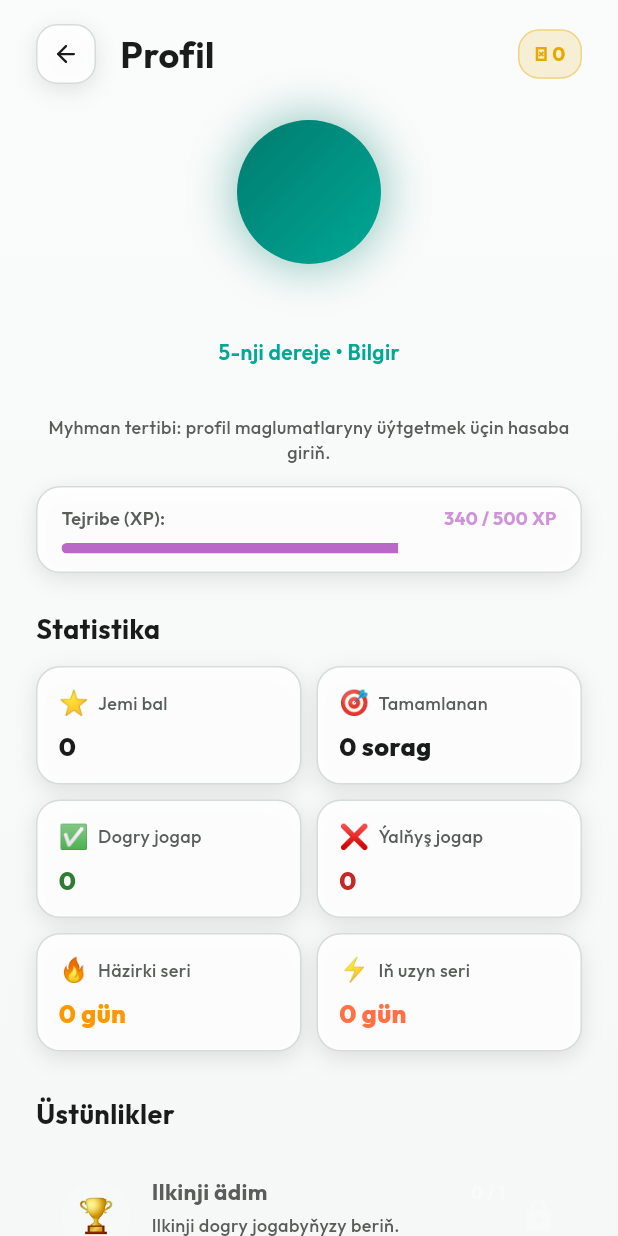
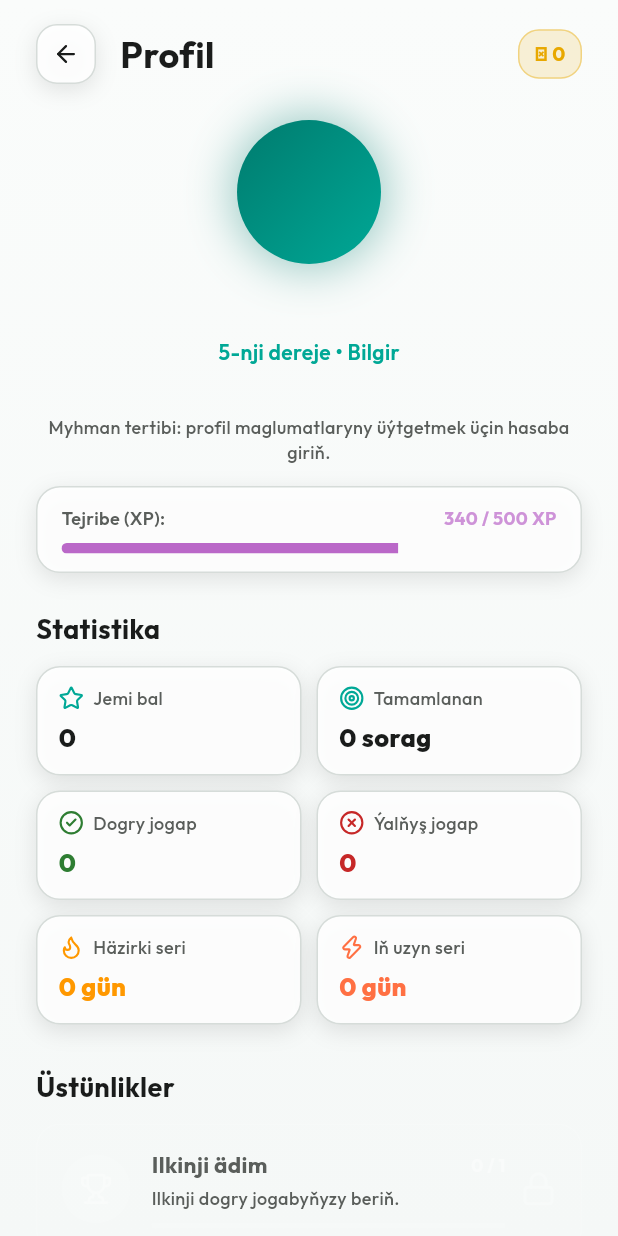
Before and after one commit to mali-ab/payhas, a Flutter app: the ProfileScreen screen opened directly, on a phone screen of 412 x 824 dp. Run offline on Flutter 3.47's test engine with Material 3 defaults, Android fonts, the phone set to English and light mode, and no system bars; our stand-ins replace confetti, google_fonts, lucide_flutter, shared_preferences; accounts and stored records are empty.

Commit message:
Use Lucide icons in profile stats

```diff
--- a/lib/screens/profile_screen.dart
+++ b/lib/screens/profile_screen.dart
@@ -374,7 +374,7 @@ class _ProfileScreenState extends State<ProfileScreen> {
                   children: [
                     Expanded(
                       child: _StatCard(
-                        icon: '⭐',
+                        icon: LucideIcons.star,
                         title: 'Jemi bal',
                         value: '${provider.totalScore}',
                       ),
@@ -382,7 +382,7 @@ class _ProfileScreenState extends State<ProfileScreen> {
                     const SizedBox(width: 10),
                     Expanded(
                       child: _StatCard(
-                        icon: '🎯',
+                        icon: LucideIcons.target,
                         title: 'Tamamlanan',
                         value: '${provider.completedQuestions} sorag',
                       ),
@@ -394,7 +394,7 @@ class _ProfileScreenState extends State<ProfileScreen> {
                   children: [
                     Expanded(
                       child: _StatCard(
-                        icon: '✅',
+                        icon: LucideIcons.circleCheck,
                         title: 'Dogry jogap',
                         value: '${provider.totalCorrectAnswers}',
                         valueColor: AppTheme.correct,
@@ -403,7 +403,7 @@ class _ProfileScreenState extends State<ProfileScreen> {
                     const SizedBox(width: 10),
                     Expanded(
                       child: _StatCard(
-                        icon: '❌',
+                        icon: LucideIcons.circleX,
                         title: 'Ýalňyş jogap',
                         value: '${provider.totalWrongAnswers}',
                         valueColor: AppTheme.wrong,
@@ -416,7 +416,7 @@ class _ProfileScreenState extends State<ProfileScreen> {
                   children: [
                     Expanded(
                       child: _StatCard(
-                        icon: '🔥',
+                        icon: LucideIcons.flame,
                         title: 'Häzirki seri',
                         value: '${provider.streakDays} gün',
                         valueColor: Colors.orange,
@@ -425,7 +425,7 @@ class _ProfileScreenState extends State<ProfileScreen> {
                     const SizedBox(width: 10),
                     Expanded(
                       child: _StatCard(
-                        icon: '⚡',
+                        icon: LucideIcons.zap,
                         title: 'Iň uzyn seri',
                         value: '${provider.longestStreak} gün',
                         valueColor: const Color(0xFFFF7043),
@@ -447,9 +447,9 @@ class _ProfileScreenState extends State<ProfileScreen> {
                 ),
                 const SizedBox(height: 12),
 
-                // 1. 🏆 Ilkinji ädim (First correct answer)
+                // 1. Ilkinji ädim (First correct answer)
                 _buildAchievementCard(
-                  icon: '🏆',
+                  icon: LucideIcons.trophy,
                   title: 'Ilkinji ädim',
                   desc: 'Ilkinji dogry jogabyňyzy beriň.',
                   current: min(provider.totalCorrectAnswers, 1),
@@ -457,9 +457,9 @@ class _ProfileScreenState extends State<ProfileScreen> {
                   isUnlocked: provider.totalCorrectAnswers >= 1,
                 ),
 
-                // 2. 🔥 7 günlük seri (7-day streak)
+                // 2. 7 günlük seri (7-day streak)
                 _buildAchievementCard(
-                  icon: '🔥',
+                  icon: LucideIcons.flame,
                   title: '7 günlük seri',
                   desc: '7 gün yzly-yzyna oýun oýnaň.',
                   current: min(provider.streakDays, 7),
@@ -467,9 +467,9 @@ class _ProfileScreenState extends State<ProfileScreen> {
                   isUnlocked: provider.streakDays >= 7,
                 ),
 
-                // 3. 🧠 Paýhasly (100 correct answers)
+                // 3. Paýhasly (100 correct answers)
                 _buildAchievementCard(
-                  icon: '🧠',
+                  icon: LucideIcons.brain,
                   title: 'Paýhasly',
                   desc: '100 nakyla dogry jogap beriň.',
                   current: min(provider.totalCorrectAnswers, 100),
@@ -477,9 +477,9 @@ class _ProfileScreenState extends State<ProfileScreen> {
                   isUnlocked: provider.totalCorrectAnswers >= 100,
                 ),
 
-                // 4. 📚 Nakyllar bilermeni (500 completed proverbs)
+                // 4. Nakyllar bilermeni (500 completed proverbs)
                 _buildAchievementCard(
-                  icon: '📚',
+                  icon: LucideIcons.bookOpen,
                   title: 'Nakyllar bilermeni',
                   desc: '500 nakyly tamamlap çözüň.',
                   current: min(provider.completedQuestions, 500),
@@ -487,9 +487,9 @@ class _ProfileScreenState extends State<ProfileScreen> {
                   isUnlocked: provider.completedQuestions >= 500,
                 ),
 
-                // 5. 💯 Kämillik (100 questions in a row)
+                // 5. Kämillik (100 questions in a row)
                 _buildAchievementCard(
-                  icon: '💯',
+                  icon: LucideIcons.award,
                   title: 'Kämillik',
                   desc: 'Yzly-yzyna 100 soraga dogry jogap beriň.',
                   current: min(provider.longestStreak, 100),
@@ -544,7 +544,7 @@ class _ProfileScreenState extends State<ProfileScreen> {
   }
 
   Widget _buildAchievementCard({
-    required String icon,
+    required IconData icon,
     required String title,
     required String desc,
     required int current,
@@ -578,7 +578,11 @@ class _ProfileScreenState extends State<ProfileScreen> {
                   : Colors.white10,
             ),
             child: Center(
-              child: Text(icon, style: const TextStyle(fontSize: 22)),
+              child: Icon(
+                icon,
+                color: isUnlocked ? AppTheme.gold : Colors.white30,
+                size: 22,
+              ),
             ),
           ),
           const SizedBox(width: 14),
@@ -634,7 +638,7 @@ class _ProfileScreenState extends State<ProfileScreen> {
           ),
           const SizedBox(width: 10),
           Icon(
-            isUnlocked ? Icons.star_rounded : Icons.lock_rounded,
+            isUnlocked ? LucideIcons.star : LucideIcons.lock,
             color: isUnlocked ? AppTheme.gold : Colors.white24,
             size: 24,
           ),
@@ -645,7 +649,7 @@ class _ProfileScreenState extends State<ProfileScreen> {
 }
 
 class _StatCard extends StatelessWidget {
-  final String icon;
+  final IconData icon;
   final String title;
   final String value;
   final Color? valueColor;
@@ -669,7 +673,11 @@ class _StatCard extends StatelessWidget {
         children: [
           Row(
             children: [
-              Text(icon, style: const TextStyle(fontSize: 16)),
+              Icon(
+                icon,
+                color: valueColor ?? AppTheme.accentLight,
+                size: 17,
+              ),
               const SizedBox(width: 6),
               Text(
                 title,
```
